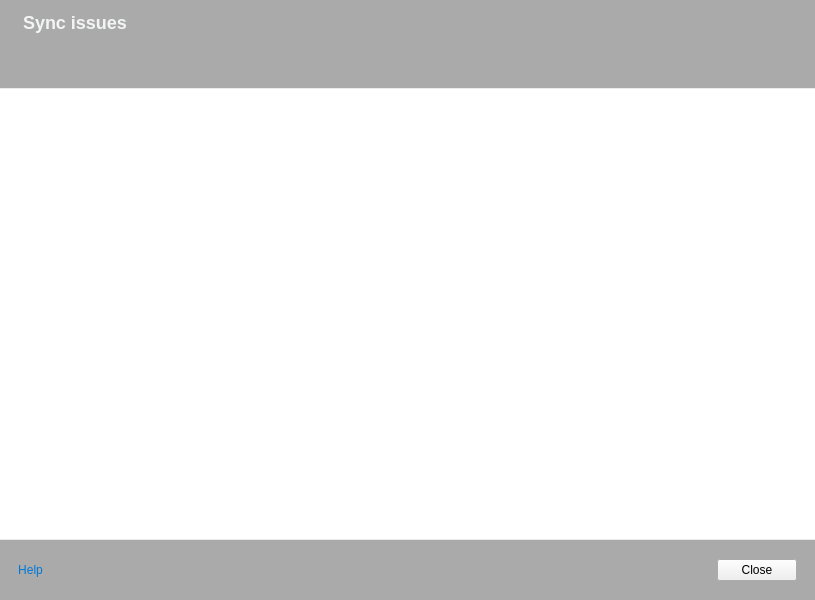
Above: src/MEGASync/stalled_issues/gui/ui/StalledIssuesDialog.ui from meganz/MEGAsync before the change. Below: the same form after it.
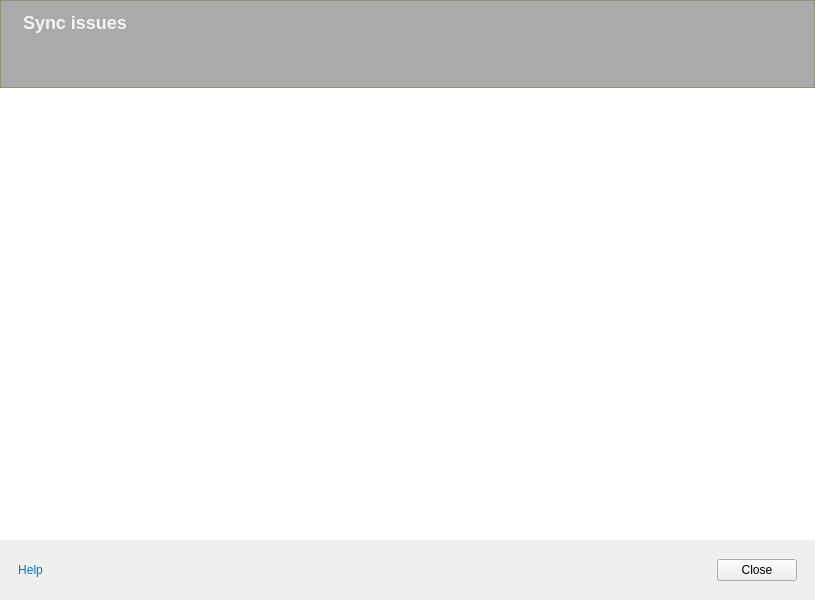
That is the form after the change. Icons and pictures are not drawn. Custom widgets are drawn as their Qt base class.

Patch:
```diff
--- a/src/MEGASync/stalled_issues/gui/ui/StalledIssuesDialog.ui
+++ b/src/MEGASync/stalled_issues/gui/ui/StalledIssuesDialog.ui
@@ -28,8 +28,8 @@
   <property name="styleSheet">
    <string notr="true">QStackedWidget
 {
-    border-top: 1px solid rgba(0,0,0,0.08);
-    border-bottom: 1px solid rgba(0,0,0,0.08); 
+    border-top: 0px;
+    border-bottom: 0px;
     border-left: 0px;
     border-right: 0px;
 }
@@ -45,6 +45,7 @@
 
 #TreeViewContainer QTreeView{
 background-color: #FFFFFFFF; /*colorToken.page-background*/
+border:none;
 }
 
 /**********  TreeView Container **********/
@@ -125,11 +126,16 @@
 /**********  TreeView Container **********/
 
 /**********  Footer **********/
-#footer
+#footer[scroll=true]
 {
     background-color: #FFAAAAAA; /*colorToken.surface-1*/
 }
 
+#footer[scroll=false]
+{
+    background-color: #FFFFFFFF; /*colorToken.page-background*/
+}
+
 #HelpButton {
 border: none;
 border-color: transparent;
@@ -146,6 +152,7 @@
 #header
 {
     background-color: #FFAAAAAA; /*colorToken.surface-1*/
+    border:  1px solid #5254570D; /*colorToken.border-subtle*/
 }
 
 #titleLabel
@@ -162,7 +169,7 @@
 }
 /**********  Header **********/
 
-</string>
+ </string>
   </property>
   <property name="TOKENIZED" stdset="0">
    <bool>true</bool>
@@ -660,8 +667,8 @@
         </property>
         <property name="iconSize">
          <size>
-          <width>24</width>
-          <height>24</height>
+          <width>16</width>
+          <height>16</height>
          </size>
         </property>
         <property name="flat">
```
Left out of the diff: 11 changed lines with no effect on the pictures.
